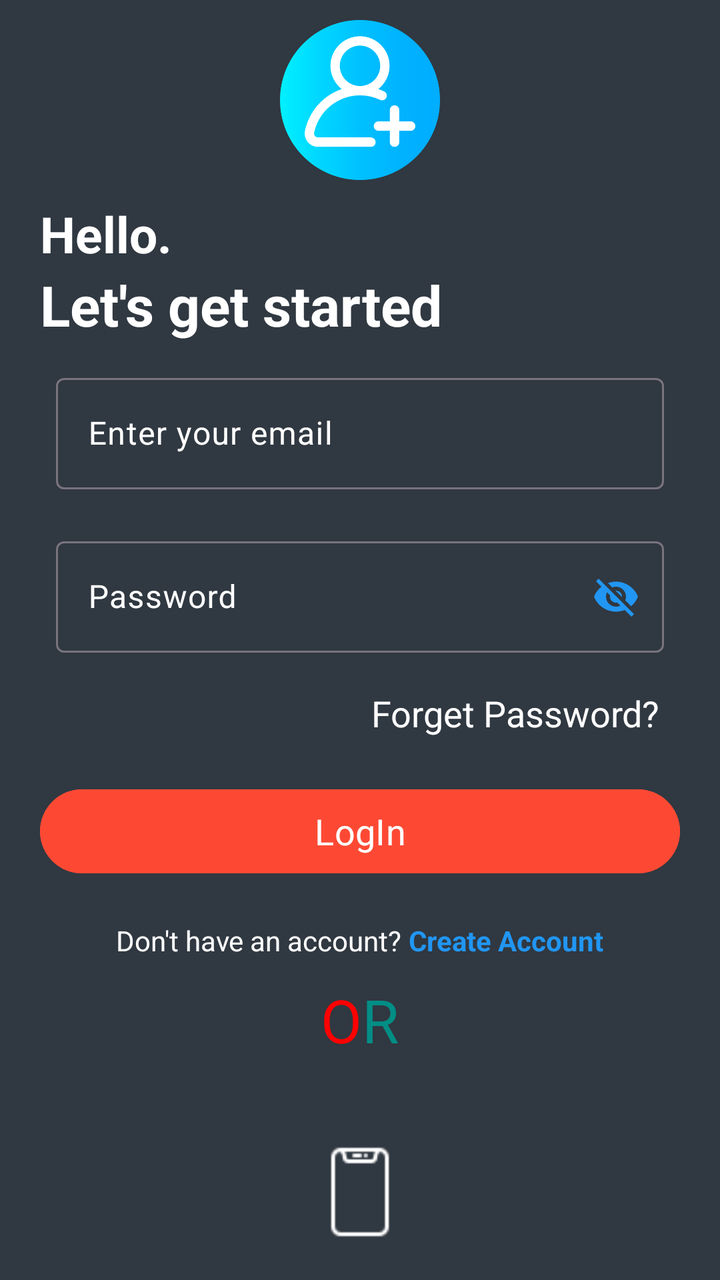
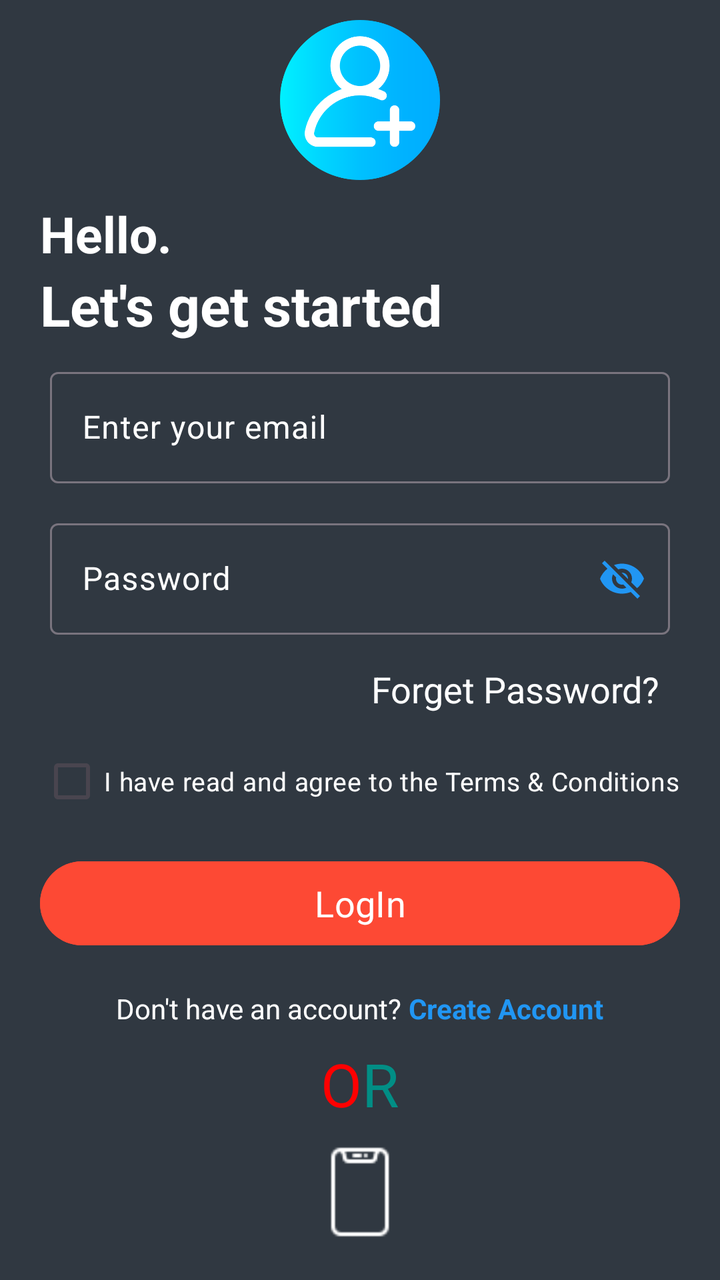

Screens rendered from an Android XML layout before and after an edit, with the pre-edit source and the edit as a unified diff.
<!-- AndroidManifest.xml: application theme Theme.LifePluse -->
<!-- res/layout/activity_sign_in.xml -->
<?xml version="1.0" encoding="utf-8"?>
<RelativeLayout xmlns:android="http://schemas.android.com/apk/res/android"
    xmlns:app="http://schemas.android.com/apk/res-auto"
    xmlns:tools="http://schemas.android.com/tools"
    android:layout_width="match_parent"
    android:layout_height="match_parent"
    android:background="@color/singinsignup_bg"
    tools:context=".activity.SignIn">


    <ImageView
        android:id="@+id/sign_up_icon"
        android:layout_width="80dp"
        android:layout_height="80dp"
        android:layout_centerHorizontal="true"
        android:layout_marginVertical="10dp"
        android:src="@drawable/sign_up" />

    <LinearLayout
        android:id="@+id/hello_text"
        android:layout_width="match_parent"
        android:layout_height="wrap_content"
        android:layout_below="@id/sign_up_icon"
        android:layout_marginLeft="20dp"
        android:layout_marginRight="20dp"
        android:orientation="vertical">

        <TextView
            android:layout_width="match_parent"
            android:layout_height="wrap_content"
            android:text="Hello."
            android:textColor="@color/white"
            android:textSize="25sp"
            android:textStyle="bold" />

        <TextView
            android:layout_width="match_parent"
            android:layout_height="wrap_content"
            android:text="Let's get started"
            android:textColor="@color/white"
            android:textSize="28sp"
            android:textStyle="bold" />

    </LinearLayout>

    <LinearLayout
        android:id="@+id/form_layout"
        android:layout_width="match_parent"
        android:layout_height="wrap_content"
        android:layout_below="@id/hello_text"
        android:layout_marginLeft="20dp"
        android:layout_marginRight="20dp"
        android:orientation="vertical">


        <com.google.android.material.textfield.TextInputLayout
            android:id="@+id/emailinputlayoutId"
            android:layout_width="match_parent"
            android:layout_height="wrap_content"
            android:layout_margin="8dp"
            android:elevation="20dp"
            android:hint="Enter your email"
            android:textColorHint="@color/white"
            app:hintTextAppearance="@style/TextAppearance.AppCompat.Large">

            <com.google.android.material.textfield.TextInputEditText
                android:id="@+id/emailEd"
                android:layout_width="match_parent"
                android:layout_height="wrap_content"
                android:inputType="textPersonName"
                android:textColor="@color/white" />


        </com.google.android.material.textfield.TextInputLayout>


        <com.google.android.material.textfield.TextInputLayout
            android:id="@+id/passwordinputlayoutId"
            android:layout_width="match_parent"
            android:layout_height="wrap_content"
            android:layout_margin="8dp"
            android:elevation="20dp"
            android:hint="Password"
            android:textColorHint="@color/white"
            app:hintTextAppearance="@style/TextAppearance.AppCompat.Large"
            app:passwordToggleEnabled="true"
            app:passwordToggleTint="@color/colorPrimary">

            <com.google.android.material.textfield.TextInputEditText
                android:id="@+id/passwordEd"
                android:layout_width="match_parent"
                android:layout_height="wrap_content"
                android:inputType="textPersonName"
                android:textColor="@color/white" />


        </com.google.android.material.textfield.TextInputLayout>


        <TextView
            android:id="@+id/forgetpasswordId"
            android:layout_width="wrap_content"
            android:layout_height="wrap_content"
            android:layout_gravity="end"
            android:layout_margin="10dp"
            android:text="Forget Password?"
            android:textColor="@color/white"
            android:textSize="18sp" />


        <com.google.android.material.button.MaterialButton
            android:id="@+id/login_btn"
            android:layout_width="match_parent"
            android:layout_height="50dp"
            android:layout_marginTop="12dp"
            android:backgroundTint="@color/blood_splashbg"
            android:fontFamily="@font/aclonica"
            android:text="LogIn"
            android:textColor="@color/white"
            android:textSize="18sp" />

        <ProgressBar
            android:id="@+id/progress_bar"
            android:layout_width="24dp"
            android:layout_height="64dp"
            android:layout_gravity="center"
            android:layout_marginTop="12dp"
            android:visibility="gone" />


    </LinearLayout>

    <LinearLayout
        android:id="@+id/createaccount_txt"
        android:layout_width="match_parent"
        android:layout_height="wrap_content"
        android:layout_below="@id/form_layout"
        android:layout_marginTop="20dp"
        android:gravity="center"
        android:orientation="horizontal">

        <TextView
            android:layout_width="wrap_content"
            android:layout_height="wrap_content"
            android:text="Don't have an account? "
            android:textColor="@color/white" />

        <TextView
            android:id="@+id/create_account_text_view_btn"
            android:layout_width="wrap_content"
            android:layout_height="wrap_content"
            android:text="Create Account"
            android:textColor="@color/colorPrimary"
            android:textStyle="bold" />

    </LinearLayout>


    <LinearLayout
        android:layout_width="match_parent"
        android:layout_height="wrap_content"
        android:layout_below="@id/createaccount_txt"
        android:layout_marginTop="10dp"
        android:gravity="center_horizontal"
        android:orientation="horizontal">


        <TextView
            android:layout_width="wrap_content"
            android:layout_height="wrap_content"
            android:fontFamily="@font/autour_one"
            android:text="O"
            android:textColor="@color/red"
            android:textSize="30sp" />

        <TextView
            android:layout_width="wrap_content"
            android:layout_height="wrap_content"
            android:fontFamily="@font/alfa_slab_one"
            android:text="R"
            android:textColor="@color/status_bar"
            android:textSize="30sp" />


    </LinearLayout>


    <LinearLayout
        android:id="@+id/socialicons"
        android:layout_width="match_parent"
        android:layout_height="wrap_content"
        android:layout_alignParentBottom="true"
        android:gravity="center">


        <ImageView
            android:layout_width="48dp"
            android:layout_height="48dp"
            android:layout_margin="20dp"
            android:src="@drawable/google"
            android:visibility="invisible" />

        <ImageView
            android:id="@+id/phone_login_btn"
            android:layout_width="48dp"
            android:layout_height="48dp"
            android:layout_margin="20dp"
            android:src="@drawable/mobile_icon"
            app:tint="@color/white" />

        <ImageView
            android:layout_width="48dp"
            android:layout_height="48dp"
            android:layout_margin="20dp"
            android:src="@drawable/twitter"
            android:visibility="invisible" />

    </LinearLayout>


</RelativeLayout>
<!-- resources referenced by this layout -->
<resources>
  <color name="blood_splashbg">#FD4934</color>
  <color name="colorPrimary">#2196F3</color>
  <color name="red">#FF0000</color>
  <color name="singinsignup_bg">#303841</color>
  <color name="status_bar">#018E85</color>
  <color name="white">#FFFFFFFF</color>
  <!-- drawable google: png bitmap (drawable, 14737 bytes) -->
  <!-- drawable mobile_icon: png bitmap (drawable, 431 bytes) -->
  <!-- drawable sign_up: png bitmap (drawable, 23205 bytes) -->
  <!-- drawable twitter: png bitmap (drawable, 12818 bytes) -->
  <style name="Theme.LifePluse" parent="Base.Theme.LifePluse" />
  <style name="Base.Theme.LifePluse" parent="Theme.Material3.DayNight.NoActionBar">
          
  
          <item name="android:windowIsTranslucent">true</item>
  
          <item name="colorPrimary">@color/status_bar</item>
      </style>
</resources>

<!-- the commit's change to res/layout/activity_sign_in.xml (unified diff, before → after) -->
@@ -57,7 +57,7 @@
             android:id="@+id/emailinputlayoutId"
             android:layout_width="match_parent"
             android:layout_height="wrap_content"
-            android:layout_margin="8dp"
+            android:layout_margin="5dp"
             android:elevation="20dp"
             android:hint="Enter your email"
             android:textColorHint="@color/white"
@@ -78,7 +78,7 @@
             android:id="@+id/passwordinputlayoutId"
             android:layout_width="match_parent"
             android:layout_height="wrap_content"
-            android:layout_margin="8dp"
+            android:layout_margin="5dp"
             android:elevation="20dp"
             android:hint="Password"
             android:textColorHint="@color/white"
@@ -106,6 +106,16 @@
             android:text="Forget Password?"
             android:textColor="@color/white"
             android:textSize="18sp" />
+
+
+        <CheckBox
+            android:id="@+id/termconditionCheckboxId"
+            android:layout_width="match_parent"
+            android:layout_height="wrap_content"
+            android:text="@string/checkbox_singintext"
+            android:textColor="@color/white"
+            android:textSize="13sp"
+             />
 
 
         <com.google.android.material.button.MaterialButton
@@ -135,7 +145,7 @@
         android:layout_width="match_parent"
         android:layout_height="wrap_content"
         android:layout_below="@id/form_layout"
-        android:layout_marginTop="20dp"
+        android:layout_marginTop="18dp"
         android:gravity="center"
         android:orientation="horizontal">
 
@@ -160,7 +170,7 @@
         android:layout_width="match_parent"
         android:layout_height="wrap_content"
         android:layout_below="@id/createaccount_txt"
-        android:layout_marginTop="10dp"
+        android:layout_marginTop="8dp"
         android:gravity="center_horizontal"
         android:orientation="horizontal">
 
<!-- resource entries referenced after the edit -->
@@ -10,6 +10,7 @@
   <!-- drawable mobile_icon: png bitmap (drawable, 431 bytes) -->
   <!-- drawable sign_up: png bitmap (drawable, 23205 bytes) -->
   <!-- drawable twitter: png bitmap (drawable, 12818 bytes) -->
+  <string name="checkbox_singintext">I have read and agree to the Terms &amp; Conditions</string>
   <style name="Theme.LifePluse" parent="Base.Theme.LifePluse" />
   <style name="Base.Theme.LifePluse" parent="Theme.Material3.DayNight.NoActionBar">
           
